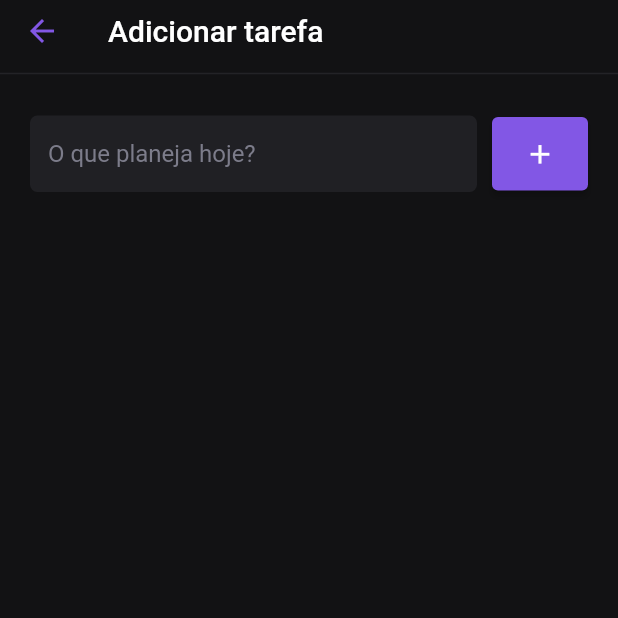
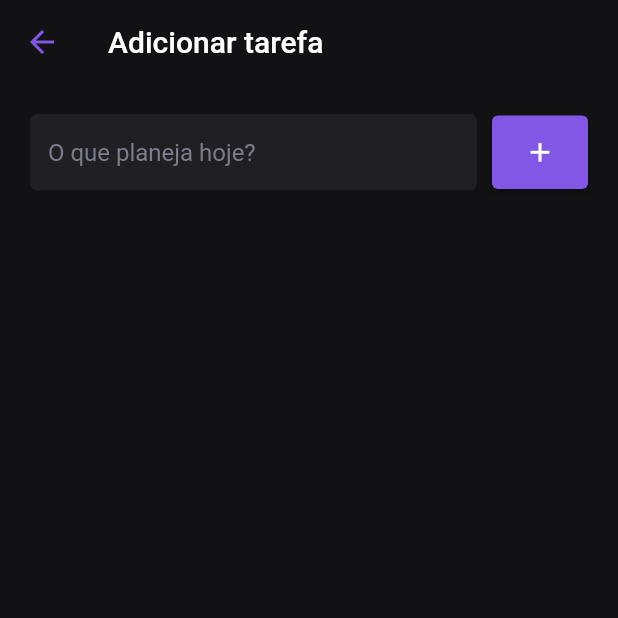
Before and after one commit to josedeneto/todo_app, a Flutter app: the screen it shows after launch, after a tap on the "add" icon, on a phone screen of 412 x 824 dp, the top half of it. Run offline on Flutter 3.47's test engine with Material 2 defaults, Android fonts, the phone set to English and light mode, and no system bars.

Commit message:
Add new component

```diff
--- a/lib/app/pages/home_page.dart
+++ b/lib/app/pages/home_page.dart
@@ -16,27 +16,29 @@ class _HomePageState extends State<HomePage> {
   @override
   Widget build(BuildContext context) {
     return Scaffold(
-      body: SafeArea(
-        child: Padding(
-          padding: const EdgeInsets.all(20.0),
+      appBar: AppBarWidget(
+        implyLeading: false,
+        title: Text(
+          'Olá',
+          style: AppTypography.boldText!.copyWith(fontSize: 24),
+        ),
+        actions: [IconButton(onPressed: (){}, icon: Icon(Icons.menu))],
+
+      ),
+      body: Padding(
+        padding: const EdgeInsets.symmetric(vertical: 0, horizontal: 20),
         child: Column(
           crossAxisAlignment: CrossAxisAlignment.start,
           children: [
-               Text('Olá', style: AppTypography.boldText!.copyWith(
-                      fontSize: 24
-                     ),),
             Text.rich(
               TextSpan(
                 children: [
-                     TextSpan(text: 'José', style: AppTypography.normal!.copyWith(
-                      fontSize: 18
-                     )),
+                  TextSpan(
+                      text: 'José',
+                      style: AppTypography.normal!.copyWith(fontSize: 18)),
                   TextSpan(
                       text: '  Neto',
-                      style: AppTypography.boldText!.copyWith(
-                      fontSize: 18
-                     )
-                    ),
+                      style: AppTypography.boldText!.copyWith(fontSize: 18)),
                 ],
               ),
             ),
@@ -46,37 +48,27 @@ class _HomePageState extends State<HomePage> {
             Row(
               mainAxisAlignment: MainAxisAlignment.spaceBetween,
               children: [
-                  Text.rich(
-                    TextSpan(children: [
-                      TextSpan(
-                        text: '${todos.length} ',
-                        style: AppTypography.normal,
-                      ),
-                      TextSpan(
-                        text: 'Tarefas ',
-                        style: AppTypography.normal,
-                      ),
-                      TextSpan(
-                        text: 'Pendentes',
-                        style: AppTypography.boldText,
-                      ),
-                    ]),
-                  ),
+                TodoStatus(todos: todos),
                 Text.rich(
                   TextSpan(children: [
                     const TextSpan(text: '0 '),
                     const TextSpan(text: 'Tarefas '),
                     TextSpan(
                       text: 'Coompletas',
-                          style: AppTypography.boldText,)
+                      style: AppTypography.boldText,
+                    )
                   ]),
                 )
               ],
             ),
-              const SizedBox(height: 25,),
-               Text('Lista de tarefas', style:AppTypography.normal!.copyWith(
-                color: AppColor.secondary
-               ) ,),
+            const SizedBox(
+              height: 25,
+            ),
+            Text(
+              'Lista de tarefas',
+              style:
+                  AppTypography.normal!.copyWith(color: AppColor.secondary),
+            ),
             const SizedBox(
               height: 15,
             ),
@@ -87,8 +79,8 @@ class _HomePageState extends State<HomePage> {
                         mainAxisAlignment: MainAxisAlignment.center,
                         children: [
                           Image.asset(
-                              'assets/images/2_corte.png',
-                              height: 110,
+                            'assets/images/3.png',
+                            height: 150,
                           ),
                           Text(
                             AppConstants.messageNoTodo,
@@ -118,9 +110,7 @@ class _HomePageState extends State<HomePage> {
           ],
         ),
       ),
-      ),
       floatingActionButton: FloatingActionButton(
-        mini: true,
         tooltip: 'Adicionar',
         onPressed: () async {
           final response = await Navigator.pushNamed(context, '/add_todo');
--- a/lib/app/utils/widgets/app_bar_widget.dart
+++ b/lib/app/utils/widgets/app_bar_widget.dart
@@ -3,15 +3,13 @@ import 'package:flutter/services.dart';
 
 class AppBarWidget extends AppBar {
   final bool implyLeading;
-  AppBarWidget({super.key, required super.title, this.implyLeading = true})
+
+  AppBarWidget({super.key, required super.title, this.implyLeading = true, super.actions})
       : super(
           automaticallyImplyLeading: implyLeading,
           systemOverlayStyle: const SystemUiOverlayStyle(
             statusBarColor: Colors.transparent,
-          ),
-          bottom: const PreferredSize(
-            preferredSize: Size.fromHeight(1),
-            child: Divider(),
+
           ),
         );
 }
```
Also changed, not shown: lib/app/pages/home/components/todo_status.dart (added). Lines whose indentation alone changed are shown as unchanged.
